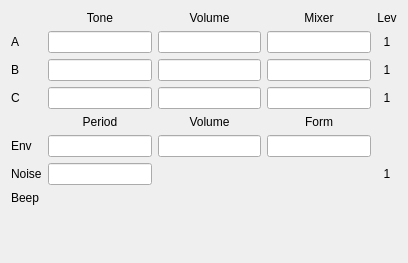
Before: the Qt Designer form ui/dbgwidgets/form_ay.ui in samstyle/Xpeccy, drawn with Qt 5.
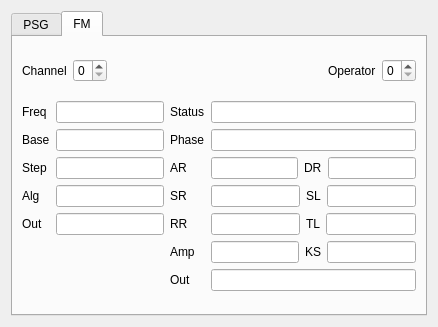
After: the same form once the commit is applied. The open tabs and pages were chosen to show the change.

```diff
--- a/ui/dbgwidgets/form_ay.ui
+++ b/ui/dbgwidgets/form_ay.ui
@@ -6,13 +6,23 @@
    <rect>
     <x>0</x>
     <y>0</y>
-    <width>408</width>
-    <height>263</height>
+    <width>438</width>
+    <height>327</height>
    </rect>
   </property>
   <property name="windowTitle">
    <string>Form</string>
   </property>
+  <layout class="QVBoxLayout" name="verticalLayout">
+   <item>
+    <widget class="QTabWidget" name="tabWidget">
+     <property name="currentIndex">
+      <number>0</number>
+     </property>
+     <widget class="QWidget" name="tab">
+      <attribute name="title">
+       <string>PSG</string>
+      </attribute>
   <layout class="QGridLayout" name="gridLayout">
    <item row="0" column="1">
     <widget class="QLabel" name="label_25">
@@ -303,18 +313,334 @@
      </property>
     </widget>
    </item>
-   <item row="8" column="0">
-    <spacer name="verticalSpacer_8">
+      </layout>
+     </widget>
+     <widget class="QWidget" name="tab_2">
+      <attribute name="title">
+       <string>FM</string>
+      </attribute>
+      <layout class="QVBoxLayout" name="verticalLayout_2">
+       <item>
+        <layout class="QHBoxLayout" name="horizontalLayout">
+         <item>
+          <widget class="QLabel" name="label">
+           <property name="text">
+            <string>Channel</string>
+           </property>
+          </widget>
+         </item>
+         <item>
+          <widget class="QSpinBox" name="sbChanNum">
+           <property name="maximum">
+            <number>2</number>
+           </property>
+          </widget>
+         </item>
+         <item>
+          <spacer name="horizontalSpacer">
      <property name="orientation">
-      <enum>Qt::Vertical</enum>
+            <enum>Qt::Horizontal</enum>
      </property>
      <property name="sizeHint" stdset="0">
       <size>
-       <width>20</width>
-       <height>18</height>
+             <width>40</width>
+             <height>20</height>
       </size>
      </property>
     </spacer>
+         </item>
+         <item>
+          <widget class="QLabel" name="label_2">
+           <property name="text">
+            <string>Operator</string>
+           </property>
+          </widget>
+         </item>
+         <item>
+          <widget class="QSpinBox" name="sbOpNum">
+           <property name="maximum">
+            <number>3</number>
+           </property>
+          </widget>
+         </item>
+        </layout>
+       </item>
+       <item>
+        <layout class="QGridLayout" name="gridLayout_2" columnstretch="0,0,0,10">
+         <item row="4" column="2">
+          <widget class="QLabel" name="label_11">
+           <property name="text">
+            <string>RR</string>
+           </property>
+          </widget>
+         </item>
+         <item row="6" column="2">
+          <widget class="QLabel" name="label_14">
+           <property name="text">
+            <string>Out</string>
+           </property>
+          </widget>
+         </item>
+         <item row="0" column="3">
+          <widget class="QLineEdit" name="leFmOpStatus">
+           <property name="enabled">
+            <bool>true</bool>
+           </property>
+           <property name="readOnly">
+            <bool>true</bool>
+           </property>
+          </widget>
+         </item>
+         <item row="1" column="1">
+          <widget class="QLineEdit" name="leFmChanBase">
+           <property name="enabled">
+            <bool>true</bool>
+           </property>
+           <property name="readOnly">
+            <bool>true</bool>
+           </property>
+          </widget>
+         </item>
+         <item row="4" column="0">
+          <widget class="QLabel" name="label_15">
+           <property name="text">
+            <string>Out</string>
+           </property>
+          </widget>
+         </item>
+         <item row="4" column="1">
+          <widget class="QLineEdit" name="leFmChanOut">
+           <property name="readOnly">
+            <bool>true</bool>
+           </property>
+          </widget>
+         </item>
+         <item row="3" column="1">
+          <widget class="QLineEdit" name="leFmChanAlg">
+           <property name="readOnly">
+            <bool>true</bool>
+           </property>
+          </widget>
+         </item>
+         <item row="1" column="2">
+          <widget class="QLabel" name="label_8">
+           <property name="text">
+            <string>Phase</string>
+           </property>
+          </widget>
+         </item>
+         <item row="0" column="2">
+          <widget class="QLabel" name="label_7">
+           <property name="text">
+            <string>Status</string>
+           </property>
+          </widget>
+         </item>
+         <item row="5" column="2">
+          <widget class="QLabel" name="label_13">
+           <property name="text">
+            <string>Amp</string>
+           </property>
+          </widget>
+         </item>
+         <item row="2" column="1">
+          <widget class="QLineEdit" name="leFmChanStep">
+           <property name="enabled">
+            <bool>true</bool>
+           </property>
+           <property name="readOnly">
+            <bool>true</bool>
+           </property>
+          </widget>
+         </item>
+         <item row="2" column="2">
+          <widget class="QLabel" name="label_9">
+           <property name="text">
+            <string>AR</string>
+           </property>
+          </widget>
+         </item>
+         <item row="6" column="3">
+          <widget class="QLineEdit" name="leFmOpOut">
+           <property name="enabled">
+            <bool>true</bool>
+           </property>
+           <property name="readOnly">
+            <bool>true</bool>
+           </property>
+          </widget>
+         </item>
+         <item row="0" column="0">
+          <widget class="QLabel" name="label_3">
+           <property name="text">
+            <string>Freq</string>
+           </property>
+          </widget>
+         </item>
+         <item row="1" column="0">
+          <widget class="QLabel" name="label_5">
+           <property name="text">
+            <string>Base</string>
+           </property>
+          </widget>
+         </item>
+         <item row="0" column="1">
+          <widget class="QLineEdit" name="leFmChanFrq">
+           <property name="enabled">
+            <bool>true</bool>
+           </property>
+           <property name="readOnly">
+            <bool>true</bool>
+           </property>
+          </widget>
+         </item>
+         <item row="1" column="3">
+          <widget class="QLineEdit" name="leFmOpPhase">
+           <property name="enabled">
+            <bool>true</bool>
+           </property>
+           <property name="readOnly">
+            <bool>true</bool>
+           </property>
+          </widget>
+         </item>
+         <item row="2" column="0">
+          <widget class="QLabel" name="label_6">
+           <property name="text">
+            <string>Step</string>
+           </property>
+          </widget>
+         </item>
+         <item row="2" column="3">
+          <layout class="QHBoxLayout" name="horizontalLayout_2">
+           <item>
+            <widget class="QLineEdit" name="leFmOpAR">
+             <property name="enabled">
+              <bool>true</bool>
+             </property>
+             <property name="readOnly">
+              <bool>true</bool>
+             </property>
+            </widget>
+           </item>
+           <item>
+            <widget class="QLabel" name="label_12">
+             <property name="text">
+              <string>DR</string>
+             </property>
+            </widget>
+           </item>
+           <item>
+            <widget class="QLineEdit" name="leFmOpDR">
+             <property name="enabled">
+              <bool>true</bool>
+             </property>
+             <property name="readOnly">
+              <bool>true</bool>
+             </property>
+            </widget>
+           </item>
+          </layout>
+         </item>
+         <item row="3" column="2">
+          <widget class="QLabel" name="label_10">
+           <property name="text">
+            <string>SR</string>
+           </property>
+          </widget>
+         </item>
+         <item row="3" column="0">
+          <widget class="QLabel" name="label_16">
+           <property name="text">
+            <string>Alg</string>
+           </property>
+          </widget>
+         </item>
+         <item row="3" column="3">
+          <layout class="QHBoxLayout" name="horizontalLayout_3">
+           <item>
+            <widget class="QLineEdit" name="leFmOpSR">
+             <property name="enabled">
+              <bool>true</bool>
+             </property>
+             <property name="readOnly">
+              <bool>true</bool>
+             </property>
+            </widget>
+           </item>
+           <item>
+            <widget class="QLabel" name="label_17">
+             <property name="text">
+              <string>SL</string>
+             </property>
+            </widget>
+           </item>
+           <item>
+            <widget class="QLineEdit" name="leFmOpSL"/>
+           </item>
+          </layout>
+         </item>
+         <item row="4" column="3">
+          <layout class="QHBoxLayout" name="horizontalLayout_4">
+           <item>
+            <widget class="QLineEdit" name="leFmOpRR">
+             <property name="enabled">
+              <bool>true</bool>
+             </property>
+             <property name="readOnly">
+              <bool>true</bool>
+             </property>
+            </widget>
+           </item>
+           <item>
+            <widget class="QLabel" name="label_18">
+             <property name="text">
+              <string>TL</string>
+             </property>
+            </widget>
+           </item>
+           <item>
+            <widget class="QLineEdit" name="leFmOpTL">
+             <property name="readOnly">
+              <bool>true</bool>
+             </property>
+            </widget>
+           </item>
+          </layout>
+         </item>
+         <item row="5" column="3">
+          <layout class="QHBoxLayout" name="horizontalLayout_5">
+           <item>
+            <widget class="QLineEdit" name="leFmOpEGAmp">
+             <property name="enabled">
+              <bool>true</bool>
+             </property>
+             <property name="readOnly">
+              <bool>true</bool>
+             </property>
+            </widget>
+           </item>
+           <item>
+            <widget class="QLabel" name="label_20">
+             <property name="text">
+              <string>KS</string>
+             </property>
+            </widget>
+           </item>
+           <item>
+            <widget class="QLineEdit" name="leFmOpKS">
+             <property name="readOnly">
+              <bool>true</bool>
+             </property>
+            </widget>
+           </item>
+          </layout>
+         </item>
+        </layout>
+       </item>
+      </layout>
+     </widget>
+    </widget>
    </item>
   </layout>
  </widget>
```
Lines whose indentation alone changed are shown as unchanged.
